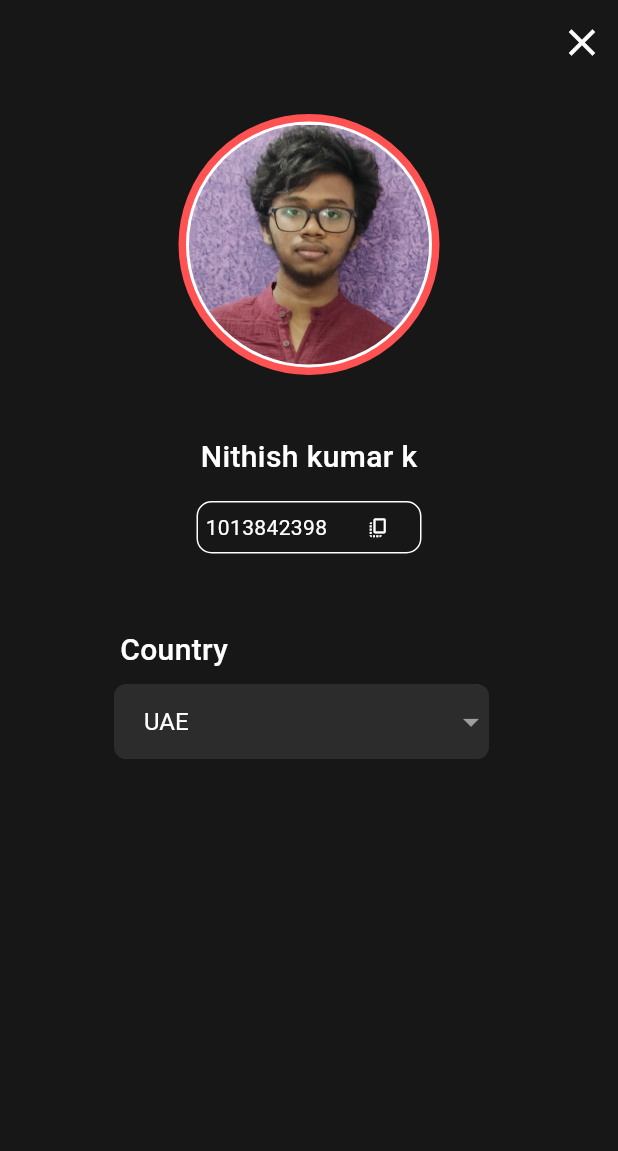
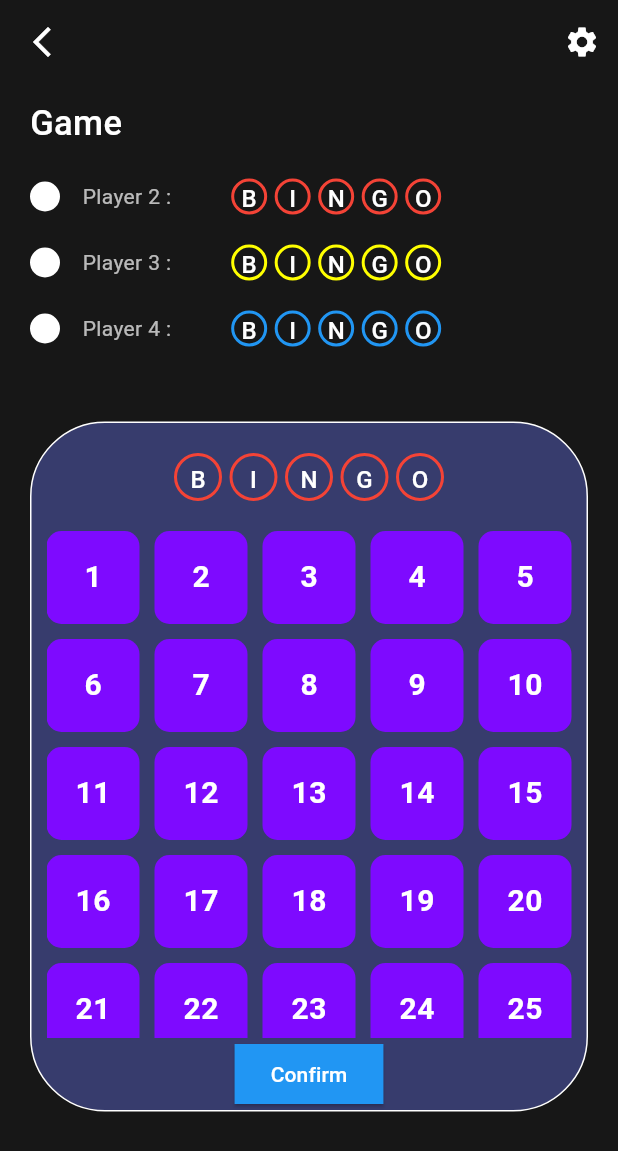
Before and after one commit to nithish25kumar/bingo-game-app, a Flutter app: the screen it shows after launch, on a phone screen of 412 x 824 dp. Shown: the top 1151 px of the screen. Run offline on Flutter 3.47's test engine with Material 3 defaults, Android fonts, the light colour scheme and no system bars.

Commit message:
feat : Game Screen added where players can play the bingo

```diff
--- a/lib/main.dart
+++ b/lib/main.dart
@@ -1,6 +1,7 @@
 import 'package:bingo/repositary/screens/choose%20a%20room/chooseroom.dart';
 import 'package:bingo/repositary/screens/gameSettings/customizeBoard.dart';
 import 'package:bingo/repositary/screens/joinroom/joinroom.dart';
+import 'package:bingo/repositary/screens/playersplayarea/game.dart';
 import 'package:bingo/repositary/screens/room/room.dart';
 import 'package:bingo/repositary/screens/splashpage/splashscreen.dart';
 import 'package:bingo/repositary/screens/userprofile/userprofile.dart';
@@ -21,7 +22,7 @@ class MyApp extends StatelessWidget {
       theme: ThemeData(
         colorScheme: ColorScheme.fromSeed(seedColor: Colors.deepPurple),
       ),
-      home: Userprofile(),
+      home: Game(),
     );
   }
 }
--- /dev/null
+++ b/lib/repositary/screens/playersplayarea/game.dart
@@ -0,0 +1,482 @@
+import 'package:bingo/repositary/screens/widgets/uihelper.dart';
+import 'package:flutter/material.dart';
+
+class Game extends StatefulWidget {
+  const Game({super.key});
+
+  @override
+  State<Game> createState() => _GameState();
+}
+
+class _GameState extends State<Game> {
+  List<int> numbers = List.generate(25, (index) => index + 1);
+  @override
+  Widget build(BuildContext context) {
+    return Scaffold(
+      backgroundColor: Color(0xFF171717),
+      appBar: AppBar(
+        backgroundColor: Color(0xFF171717),
+        leading: IconButton(
+            onPressed: () {},
+            icon: Icon(
+              Icons.arrow_back_ios_new,
+              color: Colors.white,
+            )),
+        actions: [
+          IconButton(
+              onPressed: () {},
+              icon: Icon(
+                Icons.settings,
+                color: Colors.white,
+              ))
+        ],
+      ),
+      body: Padding(
+        padding: const EdgeInsets.only(left: 20, top: 10),
+        child: Column(
+          crossAxisAlignment: CrossAxisAlignment.start,
+          children: [
+            Text(
+              "Game",
+              style: TextStyle(
+                  color: Colors.white,
+                  fontSize: 23,
+                  fontWeight: FontWeight.w500),
+            ),
+            SizedBox(
+              height: 20,
+            ),
+            Row(
+              children: [
+                CircleAvatar(
+                  radius: 10,
+                  backgroundColor: Colors.white,
+                ),
+                SizedBox(
+                  width: 15,
+                ),
+                Text(
+                  "Player 2 :",
+                  style: TextStyle(color: Colors.white70),
+                ),
+                SizedBox(
+                  width: 40,
+                ),
+                Container(
+                  decoration: BoxDecoration(
+                    border: Border.all(color: Colors.red, width: 2),
+                    borderRadius: BorderRadius.circular(50),
+                  ),
+                  child: CircleAvatar(
+                    radius: 10,
+                    backgroundColor: Colors.transparent,
+                    foregroundColor: Colors.white,
+                    child: Text("B"),
+                  ),
+                ),
+                SizedBox(
+                  width: 5,
+                ),
+                Container(
+                  decoration: BoxDecoration(
+                    border: Border.all(color: Colors.red, width: 2),
+                    borderRadius: BorderRadius.circular(50),
+                  ),
+                  child: CircleAvatar(
+                    radius: 10,
+                    backgroundColor: Colors.transparent,
+                    foregroundColor: Colors.white,
+                    child: Text("I"),
+                  ),
+                ),
+                SizedBox(
+                  width: 5,
+                ),
+                Container(
+                  decoration: BoxDecoration(
+                    border: Border.all(color: Colors.red, width: 2),
+                    borderRadius: BorderRadius.circular(50),
+                  ),
+                  child: CircleAvatar(
+                    radius: 10,
+                    backgroundColor: Colors.transparent,
+                    foregroundColor: Colors.white,
+                    child: Text("N"),
+                  ),
+                ),
+                SizedBox(
+                  width: 5,
+                ),
+                Container(
+                  decoration: BoxDecoration(
+                    border: Border.all(color: Colors.red, width: 2),
+                    borderRadius: BorderRadius.circular(50),
+                  ),
+                  child: CircleAvatar(
+                    radius: 10,
+                    backgroundColor: Colors.transparent,
+                    foregroundColor: Colors.white,
+                    child: Text("G"),
+                  ),
+                ),
+                SizedBox(
+                  width: 5,
+                ),
+                Container(
+                  decoration: BoxDecoration(
+                    border: Border.all(color: Colors.red, width: 2),
+                    borderRadius: BorderRadius.circular(50),
+                  ),
+                  child: CircleAvatar(
+                    radius: 10,
+                    backgroundColor: Colors.transparent,
+                    foregroundColor: Colors.white,
+                    child: Text("O"),
+                  ),
+                ),
+              ],
+            ),
+            SizedBox(
+              height: 20,
+            ),
+            Row(
+              children: [
+                CircleAvatar(
+                  radius: 10,
+                  backgroundColor: Colors.white,
+                ),
+                SizedBox(
+                  width: 15,
+                ),
+                Text(
+                  "Player 3 :",
+                  style: TextStyle(color: Colors.white70),
+                ),
+                SizedBox(
+                  width: 40,
+                ),
+                Container(
+                  decoration: BoxDecoration(
+                    border: Border.all(color: Colors.yellowAccent, width: 2),
+                    borderRadius: BorderRadius.circular(50),
+                  ),
+                  child: CircleAvatar(
+                    radius: 10,
+                    backgroundColor: Colors.transparent,
+                    foregroundColor: Colors.white,
+                    child: Text("B"),
+                  ),
+                ),
+                SizedBox(
+                  width: 5,
+                ),
+                Container(
+                  decoration: BoxDecoration(
+                    border: Border.all(color: Colors.yellowAccent, width: 2),
+                    borderRadius: BorderRadius.circular(50),
+                  ),
+                  child: CircleAvatar(
+                    radius: 10,
+                    backgroundColor: Colors.transparent,
+                    foregroundColor: Colors.white,
+                    child: Text("I"),
+                  ),
+                ),
+                SizedBox(
+                  width: 5,
+                ),
+                Container(
+                  decoration: BoxDecoration(
+                    border: Border.all(color: Colors.yellowAccent, width: 2),
+                    borderRadius: BorderRadius.circular(50),
+                  ),
+                  child: CircleAvatar(
+                    radius: 10,
+                    backgroundColor: Colors.transparent,
+                    foregroundColor: Colors.white,
+                    child: Text("N"),
+                  ),
+                ),
+                SizedBox(
+                  width: 5,
+                ),
+                Container(
+                  decoration: BoxDecoration(
+                    border: Border.all(color: Colors.yellowAccent, width: 2),
+                    borderRadius: BorderRadius.circular(50),
+                  ),
+                  child: CircleAvatar(
+                    radius: 10,
+                    backgroundColor: Colors.transparent,
+                    foregroundColor: Colors.white,
+                    child: Text("G"),
+                  ),
+                ),
+                SizedBox(
+                  width: 5,
+                ),
+                Container(
+                  decoration: BoxDecoration(
+                    border: Border.all(color: Colors.yellowAccent, width: 2),
+                    borderRadius: BorderRadius.circular(50),
+                  ),
+                  child: CircleAvatar(
+                    radius: 10,
+                    backgroundColor: Colors.transparent,
+                    foregroundColor: Colors.white,
+                    child: Text("O"),
+                  ),
+                ),
+              ],
+            ),
+            SizedBox(
+              height: 20,
+            ),
+            Row(
+              children: [
+                CircleAvatar(
+                  radius: 10,
+                  backgroundColor: Colors.white,
+                ),
+                SizedBox(
+                  width: 15,
+                ),
+                Text(
+                  "Player 4 :",
+                  style: TextStyle(color: Colors.white70),
+                ),
+                SizedBox(
+                  width: 40,
+                ),
+                Container(
+                  decoration: BoxDecoration(
+                    border: Border.all(color: Colors.blue, width: 2),
+                    borderRadius: BorderRadius.circular(50),
+                  ),
+                  child: CircleAvatar(
+                    radius: 10,
+                    backgroundColor: Colors.transparent,
+                    foregroundColor: Colors.white,
+                    child: Text("B"),
+                  ),
+                ),
+                SizedBox(
+                  width: 5,
+                ),
+                Container(
+                  decoration: BoxDecoration(
+                    border: Border.all(color: Colors.blue, width: 2),
+                    borderRadius: BorderRadius.circular(50),
+                  ),
+                  child: CircleAvatar(
+                    radius: 10,
+                    backgroundColor: Colors.transparent,
+                    foregroundColor: Colors.white,
+                    child: Text("I"),
+                  ),
+                ),
+                SizedBox(
+                  width: 5,
+                ),
+                Container(
+                  decoration: BoxDecoration(
+                    border: Border.all(color: Colors.blue, width: 2),
+                    borderRadius: BorderRadius.circular(50),
+                  ),
+                  child: CircleAvatar(
+                    radius: 10,
+                    backgroundColor: Colors.transparent,
+                    foregroundColor: Colors.white,
+                    child: Text("N"),
+                  ),
+                ),
+                SizedBox(
+                  width: 5,
+                ),
+                Container(
+                  decoration: BoxDecoration(
+                    border: Border.all(color: Colors.blue, width: 2),
+                    borderRadius: BorderRadius.circular(50),
+                  ),
+                  child: CircleAvatar(
+                    radius: 10,
+                    backgroundColor: Colors.transparent,
+                    foregroundColor: Colors.white,
+                    child: Text("G"),
+                  ),
+                ),
+                SizedBox(
+                  width: 5,
+                ),
+                Container(
+                  decoration: BoxDecoration(
+                    border: Border.all(color: Colors.blue, width: 2),
+                    borderRadius: BorderRadius.circular(50),
+                  ),
+                  child: CircleAvatar(
+                    radius: 10,
+                    backgroundColor: Colors.transparent,
+                    foregroundColor: Colors.white,
+                    child: Text("O"),
+                  ),
+                ),
+              ],
+            ),
+            SizedBox(
+              height: 40,
+            ),
+            Padding(
+              padding: const EdgeInsets.only(right: 20, top: 10),
+              child: Container(
+                height: 460,
+                width: double.infinity,
+                decoration: BoxDecoration(
+                  color: Color(0xff373c6d),
+                  borderRadius: BorderRadius.circular(50),
+                  border: Border.all(color: Colors.white),
+                ),
+                child: Padding(
+                  padding: const EdgeInsets.only(top: 20, left: 10, right: 10),
+                  child: Column(
+                    children: [
+                      Row(
+                        mainAxisAlignment: MainAxisAlignment.center,
+                        children: [
+                          Container(
+                            decoration: BoxDecoration(
+                              border: Border.all(color: Colors.red, width: 2),
+                              borderRadius: BorderRadius.circular(50),
+                            ),
+                            child: Padding(
+                              padding: const EdgeInsets.all(4.0),
+                              child: CircleAvatar(
+                                radius: 10,
+                                backgroundColor: Colors.transparent,
+                                foregroundColor: Colors.white,
+                                child: Text("B"),
+                              ),
+                            ),
+                          ),
+                          SizedBox(
+                            width: 5,
+                          ),
+                          Container(
+                            decoration: BoxDecoration(
+                              border: Border.all(color: Colors.red, width: 2),
+                              borderRadius: BorderRadius.circular(50),
+                            ),
+                            child: Padding(
+                              padding: const EdgeInsets.all(4.0),
+                              child: CircleAvatar(
+                                radius: 10,
+                                backgroundColor: Colors.transparent,
+                                foregroundColor: Colors.white,
+                                child: Text("I"),
+                              ),
+                            ),
+                          ),
+                          SizedBox(
+                            width: 5,
+                          ),
+                          Container(
+                            decoration: BoxDecoration(
+                              border: Border.all(color: Colors.red, width: 2),
+                              borderRadius: BorderRadius.circular(50),
+                            ),
+                            child: Padding(
+                              padding: const EdgeInsets.all(4.0),
+                              child: CircleAvatar(
+                                radius: 10,
+                                backgroundColor: Colors.transparent,
+                                foregroundColor: Colors.white,
+                                child: Text("N"),
+                              ),
+                            ),
+                          ),
+                          SizedBox(
+                            width: 5,
+                          ),
+                          Container(
+                            decoration: BoxDecoration(
+                              border: Border.all(color: Colors.red, width: 2),
+                              borderRadius: BorderRadius.circular(50),
+                            ),
+                            child: Padding(
+                              padding: const EdgeInsets.all(4.0),
+                              child: CircleAvatar(
+                                radius: 10,
+                                backgroundColor: Colors.transparent,
+                                foregroundColor: Colors.white,
+                                child: Text("G"),
+                              ),
+                            ),
+                          ),
+                          SizedBox(
+                            width: 5,
+                          ),
+                          Container(
+                            decoration: BoxDecoration(
+                              border: Border.all(color: Colors.red, width: 2),
+                              borderRadius: BorderRadius.circular(50),
+                            ),
+                            child: Padding(
+                              padding: const EdgeInsets.all(4),
+                              child: CircleAvatar(
+                                radius: 10,
+                                backgroundColor: Colors.transparent,
+                                foregroundColor: Colors.white,
+                                child: Text("O"),
+                              ),
+                            ),
+                          ),
+                        ],
+                      ),
+                      SizedBox(
+                        height: 20,
+                      ),
+                      Expanded(
+                        child: GridView.count(
+                          crossAxisCount: 5,
+                          crossAxisSpacing: 10,
+                          mainAxisSpacing: 10,
+                          children: numbers.map((num) {
+                            return Container(
+                              decoration: BoxDecoration(
+                                  color: Color(0xff7e0aff),
+                                  borderRadius: BorderRadius.circular(10)),
+                              alignment: Alignment.center,
+                              child: Text(
+                                '$num',
+                                style: TextStyle(
+                                    color: Colors.white,
+                                    fontSize: 20,
+                                    fontWeight: FontWeight.bold),
+                              ),
+                            );
+                          }).toList(),
+                        ),
+                      ),
+                      Row(
+                        mainAxisAlignment: MainAxisAlignment.center,
+                        children: [
+                          ElevatedButton(
+                              onPressed: () {},
+                              style: ElevatedButton.styleFrom(
+                                  backgroundColor: Colors.blue,
+                                  foregroundColor: Colors.white,
+                                  shape: RoundedRectangleBorder(
+                                      borderRadius: BorderRadius.circular(0))),
+                              child: Text("Confirm"))
+                        ],
+                      ),
+                    ],
+                  ),
+                ),
+              ),
+            )
+          ],
+        ),
+      ),
+    );
+  }
+}
--- a/lib/repositary/screens/selectmode/selectmode.dart
+++ b/lib/repositary/screens/selectmode/selectmode.dart
@@ -1,3 +1,4 @@
+import 'package:bingo/repositary/screens/userprofile/userprofile.dart';
 import 'package:flutter/material.dart';
 
 import '../multiplayer/multiplayer.dart';
@@ -22,9 +23,15 @@ class _SelectmodeState extends State<Selectmode> {
           padding: EdgeInsets.only(left: 0),
           child: Align(
             alignment: Alignment.center,
-            child: CircleAvatar(
-              radius: 30,
-              backgroundImage: AssetImage("assets/images/nithish1.jpeg"),
+            child: GestureDetector(
+              onTap: () {
+                Navigator.pushReplacement(
+                    context, MaterialPageRoute(builder: (_) => Userprofile()));
+              },
+              child: CircleAvatar(
+                radius: 30,
+                backgroundImage: AssetImage("assets/images/nithish1.jpeg"),
+              ),
             ),
           ),
         ),
--- a/lib/repositary/screens/userprofile/userprofile.dart
+++ b/lib/repositary/screens/userprofile/userprofile.dart
@@ -1,3 +1,4 @@
+import 'package:bingo/repositary/screens/selectmode/selectmode.dart';
 import 'package:flutter/material.dart';
 
 class Userprofile extends StatefulWidget {
@@ -19,7 +20,10 @@ class _UserprofileState extends State<Userprofile> {
         backgroundColor: Color(0xFF171717),
         actions: [
           IconButton(
-              onPressed: () {},
+              onPressed: () {
+                Navigator.pushReplacement(
+                    context, MaterialPageRoute(builder: (_) => Selectmode()));
+              },
               icon: Icon(
                 Icons.close,
                 size: 30,
```
